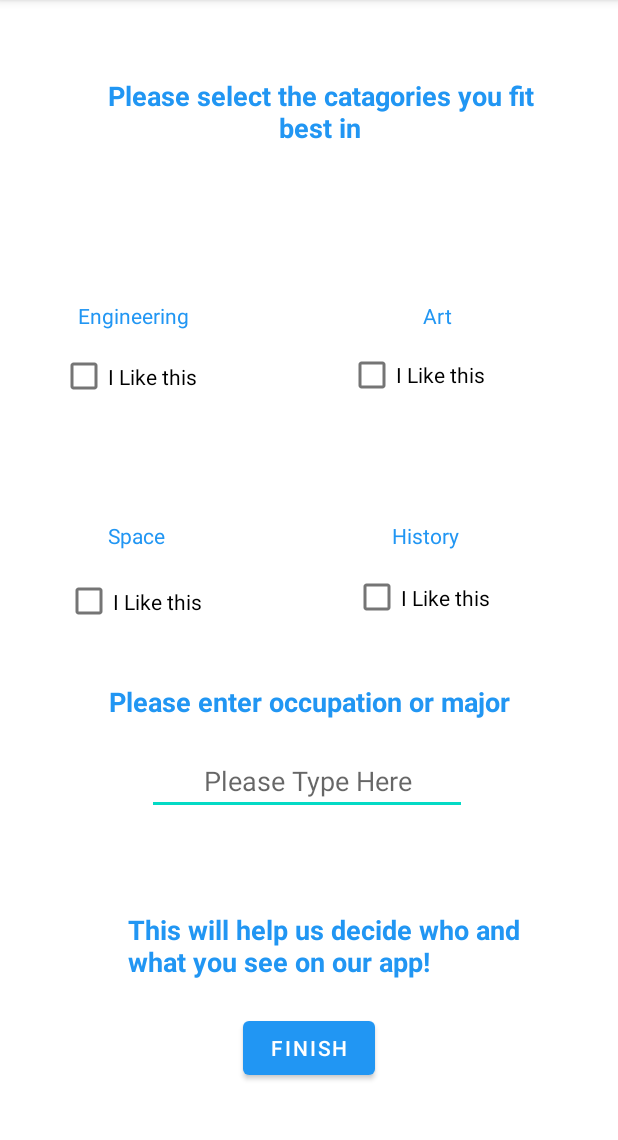
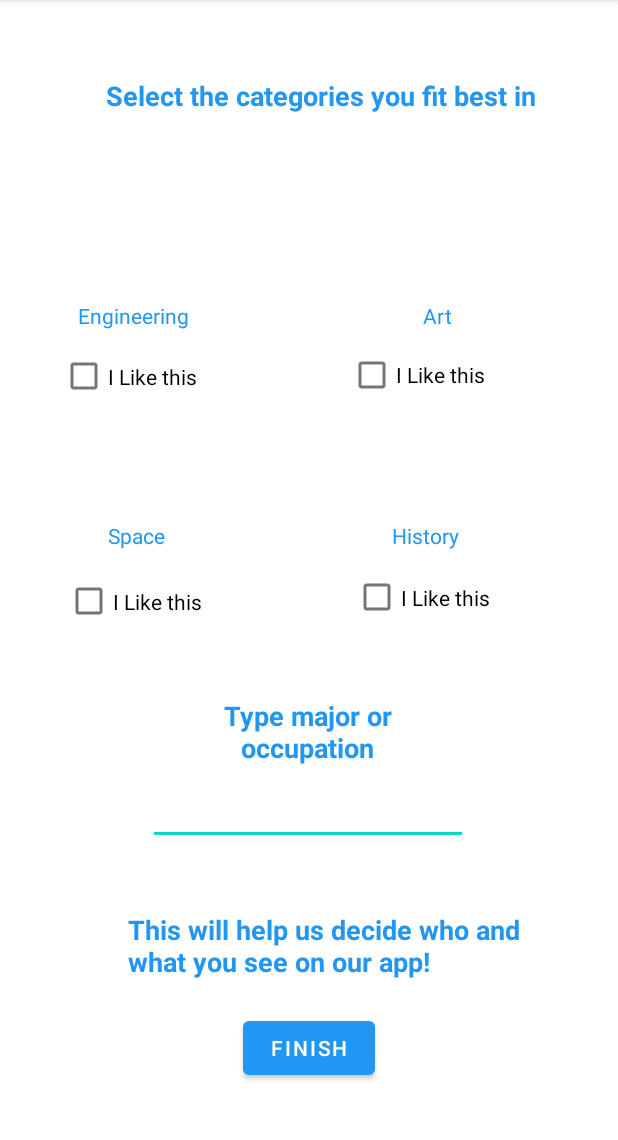
Before and after one commit to DariusRobertson/Network, an Android app: the Category screen opened directly, with no data from a screen before it, on a phone screen of 412 x 824 dp, the part 84-1224 px from its top. Run offline under Robolectric (Android 15) with nearby library versions, the phone set to English and light mode, and no system bars; our stand-ins replace Firebase (no records; nobody signed in at launch, a user with empty details on screens opened directly).

Commit message:
made some updates in the category page and backend. Also added some db functions. Next step is to figure out main and how to save user data. Also get the category placing/algorithm figured out

```diff
--- a/app/src/main/java/com/example/socialnetwork/Category.java
+++ b/app/src/main/java/com/example/socialnetwork/Category.java
@@ -1,14 +1,75 @@
 package com.example.socialnetwork;
 
+import androidx.annotation.NonNull;
 import androidx.appcompat.app.AppCompatActivity;
 
+import android.content.Intent;
 import android.os.Bundle;
+import android.view.MenuItem;
+import android.view.View;
+import android.widget.Button;
+import android.widget.CheckBox;
+import android.widget.TextView;
+import android.widget.Toast;
+
+import com.google.firebase.database.DatabaseReference;
+import com.google.firebase.database.FirebaseDatabase;
 
 public class Category extends AppCompatActivity {
+
+    private Button engineeringCheckBox;
+    private Button artCheckBox;
+    private Button spaceCheckbox;
+    private Button historyCheckBox;
+    private Button finish;
+    private TextView occupation;
+
+    private int stemCount = 0;
+    private int artsyCount = 0;
+    private int humanitiesCount = 0;
 
     @Override
     protected void onCreate(Bundle savedInstanceState) {
         super.onCreate(savedInstanceState);
         setContentView(R.layout.activity_category);
+        engineeringCheckBox = findViewById(R.id.checkBox3);
+        artCheckBox = findViewById(R.id.checkBox4);
+        spaceCheckbox = findViewById(R.id.checkBox5);
+        historyCheckBox = findViewById(R.id.checkBox6);
+        finish = findViewById(R.id.Finish);
+        occupation = findViewById(R.id.textView9);
+
+        finish.setOnClickListener(new View.OnClickListener() {
+            @Override
+            public void onClick(View view) {
+                if (isClickedItem(engineeringCheckBox) && isClickedItem(spaceCheckbox)
+                && !isClickedItem(artCheckBox) && !isClickedItem(historyCheckBox)){
+                    stemCount += 10;
+                    artsyCount--;
+                    humanitiesCount--;
+                }else if (!isClickedItem(engineeringCheckBox) && isClickedItem(spaceCheckbox)
+                        && !isClickedItem(artCheckBox) && !isClickedItem(historyCheckBox)){
+                    stemCount += 5;
+                    humanitiesCount++;
+                    artsyCount++;
+                }else if (!isClickedItem(engineeringCheckBox) && !isClickedItem(spaceCheckbox)
+                        && isClickedItem(artCheckBox) && isClickedItem(historyCheckBox)){
+                    humanitiesCount += 5;
+                    artsyCount += 5;
+                    stemCount--;
+                }
+                Toast.makeText(Category.this, "Profile Created", Toast.LENGTH_SHORT).show();
+                startActivity(new Intent(Category.this,MainActivity.class));
+
+            }
+        });
+    }
+
+
+
+
+    public boolean isClickedItem(View v){
+        CheckBox checkBox = (CheckBox)v;
+        return checkBox.isChecked();
     }
 }
--- a/app/src/main/java/com/example/socialnetwork/Login.java
+++ b/app/src/main/java/com/example/socialnetwork/Login.java
@@ -78,7 +78,7 @@ public class Login extends AppCompatActivity {
                                     if (task.isSuccessful()) {
                                         Log.d("Good", "SignIn Successful");
                                         FirebaseUser user = mAuth.getCurrentUser();
-                                        startActivity(new Intent(Login.this, Category.class));
+                                        startActivity(new Intent(Login.this, MainActivity.class));
                                     } else {
                                         Log.w("Fail", "SignIn:Failed", task.getException());
                                         Toast.makeText(Login.this, "Authentication Failed", Toast.LENGTH_SHORT).show();
--- a/app/src/main/res/layout/activity_category.xml
+++ b/app/src/main/res/layout/activity_category.xml
@@ -10,7 +10,7 @@
         android:id="@+id/textView3"
         android:layout_width="291dp"
         android:layout_height="42dp"
-        android:text="@string/please_select_the_categories_you_fit_best_in"
+        android:text="@string/select_the_categories_you_fit_best_in"
         android:textAlignment="center"
         android:textColor="#2196F3"
         android:textSize="18sp"
@@ -39,7 +39,7 @@
         app:layout_constraintVertical_bias="0.847" />
 
     <Button
-        android:id="@+id/sendTomain"
+        android:id="@+id/Finish"
         android:layout_width="wrap_content"
         android:layout_height="wrap_content"
         android:text="@string/finish"
@@ -154,18 +154,19 @@
 
     <TextView
         android:id="@+id/textView9"
-        android:layout_width="wrap_content"
-        android:layout_height="wrap_content"
-        android:text="@string/please_enter_occupation_or_major"
+        android:layout_width="166dp"
+        android:layout_height="51dp"
+        android:text="Type major or occupation"
         android:textAlignment="center"
         android:textColor="#2196F3"
         android:textSize="18sp"
         android:textStyle="bold"
         app:layout_constraintBottom_toBottomOf="parent"
         app:layout_constraintEnd_toEndOf="parent"
+        app:layout_constraintHorizontal_bias="0.497"
         app:layout_constraintStart_toStartOf="parent"
         app:layout_constraintTop_toTopOf="parent"
-        app:layout_constraintVertical_bias="0.613" />
+        app:layout_constraintVertical_bias="0.648" />
 
     <EditText
         android:id="@+id/OccupationOrMajor"
@@ -177,9 +178,9 @@
         android:textAlignment="center"
         app:layout_constraintBottom_toBottomOf="parent"
         app:layout_constraintEnd_toEndOf="parent"
-        app:layout_constraintHorizontal_bias="0.492"
+        app:layout_constraintHorizontal_bias="0.497"
         app:layout_constraintStart_toStartOf="parent"
         app:layout_constraintTop_toTopOf="parent"
-        app:layout_constraintVertical_bias="0.689" />
+        app:layout_constraintVertical_bias="0.717" />
 
 </androidx.constraintlayout.widget.ConstraintLayout>
--- a/app/src/main/res/values/strings.xml
+++ b/app/src/main/res/values/strings.xml
@@ -9,12 +9,14 @@
     <string name="phone">Phone</string>
     <string name="next">Next</string>
     <string name="this_will_help_us_decide_who_and_what_you_see_on_our_app">This will help us decide who and what you see on our app!</string>
-    <string name="please_select_the_categories_you_fit_best_in">Please select the catagories you fit best in</string>
+    <string name="select_the_categories_you_fit_best_in">Select the categories you fit best in</string>
     <string name="finish">Finish</string>
     <string name="i_like_this">I Like this</string>
     <string name="engineering">Engineering</string>
     <string name="art">Art</string>
     <string name="history">History</string>
-    <string name="please_type_here">Please Type Here</string>
-    <string name="please_enter_occupation_or_major">Please enter occupation or major</string>
+    <string name="type_here">Type Here</string>
+    <string name="enter_occupation_or_major">Enter occupation or major</string>
+    <string name="please_enter_occupation_or_major" />
+    <string name="please_type_here" />
 </resources>
```
Also changed, not shown: app/src/main/java/com/example/socialnetwork/SignUp.java (+6 -4 lines).
